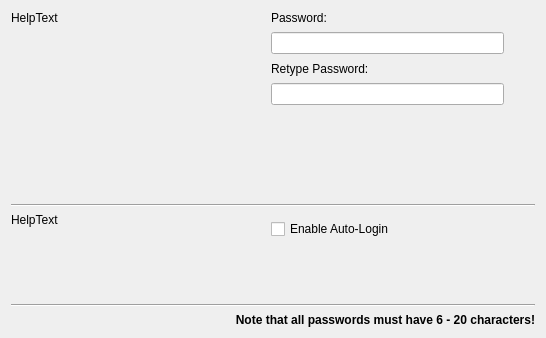
Above: wizard/userpwd.ui from acritox/acritoxinstaller before the change. Below: the same form after it.
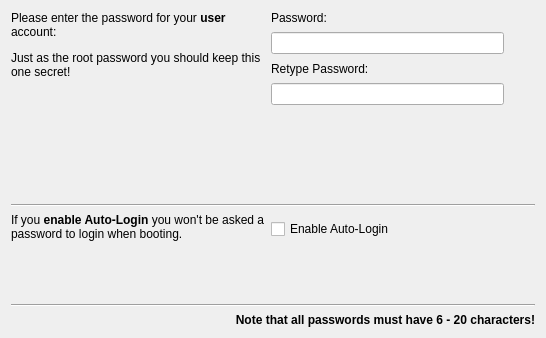
That is the form after the change.

The edit to the form file:
```diff
--- a/wizard/userpwd.ui
+++ b/wizard/userpwd.ui
@@ -35,7 +35,12 @@
       </size>
      </property>
      <property name="text">
-      <string>HelpText</string>
+      <string>&lt;!DOCTYPE HTML PUBLIC &quot;-//W3C//DTD HTML 4.0//EN&quot; &quot;http://www.w3.org/TR/REC-html40/strict.dtd&quot;&gt;
+&lt;html&gt;&lt;head&gt;&lt;meta name=&quot;qrichtext&quot; content=&quot;1&quot; /&gt;&lt;style type=&quot;text/css&quot;&gt;
+p, li { white-space: pre-wrap; }
+&lt;/style&gt;&lt;/head&gt;&lt;body style=&quot; font-family:'DejaVu Sans'; font-size:9pt; font-weight:400; font-style:normal;&quot;&gt;
+&lt;p style=&quot; margin-top:0px; margin-bottom:0px; margin-left:0px; margin-right:0px; -qt-block-indent:0; text-indent:0px;&quot;&gt;Please enter the password for your &lt;span style=&quot; font-weight:600;&quot;&gt;user&lt;/span&gt; account:&lt;/p&gt;
+&lt;p style=&quot; margin-top:12px; margin-bottom:12px; margin-left:0px; margin-right:0px; -qt-block-indent:0; text-indent:0px;&quot;&gt;Just as the root password you should keep this one secret!&lt;/p&gt;&lt;/body&gt;&lt;/html&gt;</string>
      </property>
      <property name="textFormat">
       <enum>Qt::RichText</enum>
@@ -168,7 +173,11 @@
       </size>
      </property>
      <property name="text">
-      <string>HelpText</string>
+      <string>&lt;!DOCTYPE HTML PUBLIC &quot;-//W3C//DTD HTML 4.0//EN&quot; &quot;http://www.w3.org/TR/REC-html40/strict.dtd&quot;&gt;
+&lt;html&gt;&lt;head&gt;&lt;meta name=&quot;qrichtext&quot; content=&quot;1&quot; /&gt;&lt;style type=&quot;text/css&quot;&gt;
+p, li { white-space: pre-wrap; }
+&lt;/style&gt;&lt;/head&gt;&lt;body style=&quot; font-family:'DejaVu Sans'; font-size:9pt; font-weight:400; font-style:normal;&quot;&gt;
+&lt;p style=&quot; margin-top:0px; margin-bottom:0px; margin-left:0px; margin-right:0px; -qt-block-indent:0; text-indent:0px;&quot;&gt;If you &lt;span style=&quot; font-weight:600;&quot;&gt;enable Auto-Login&lt;/span&gt; you won't be asked a password to login when booting.&lt;/p&gt;&lt;/body&gt;&lt;/html&gt;</string>
      </property>
      <property name="textFormat">
       <enum>Qt::RichText</enum>
```
